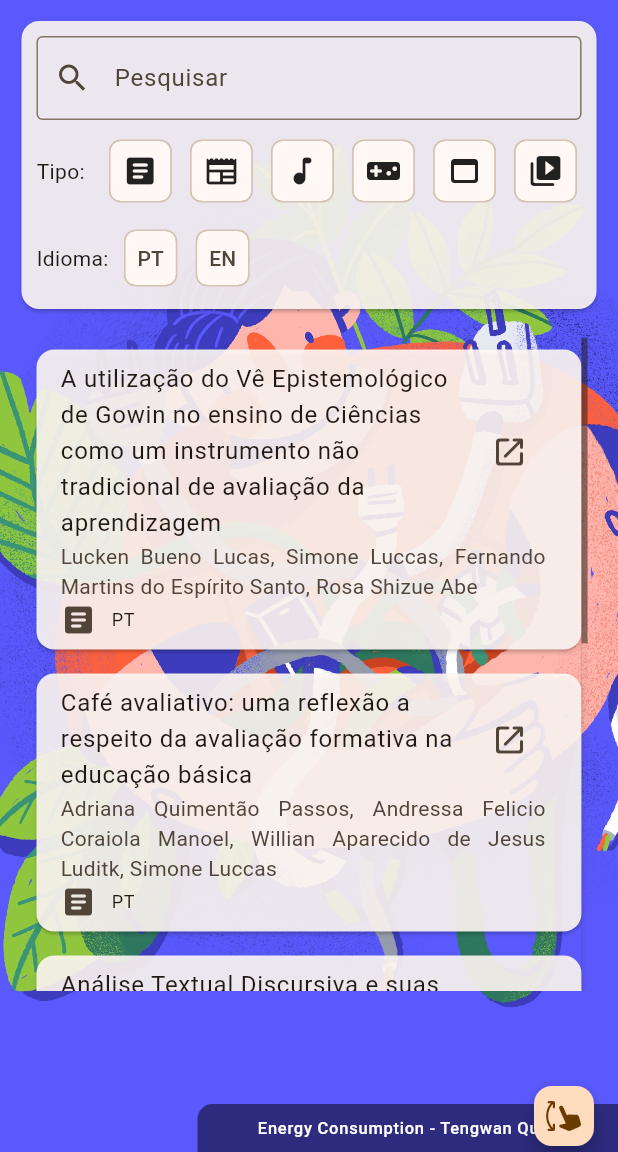
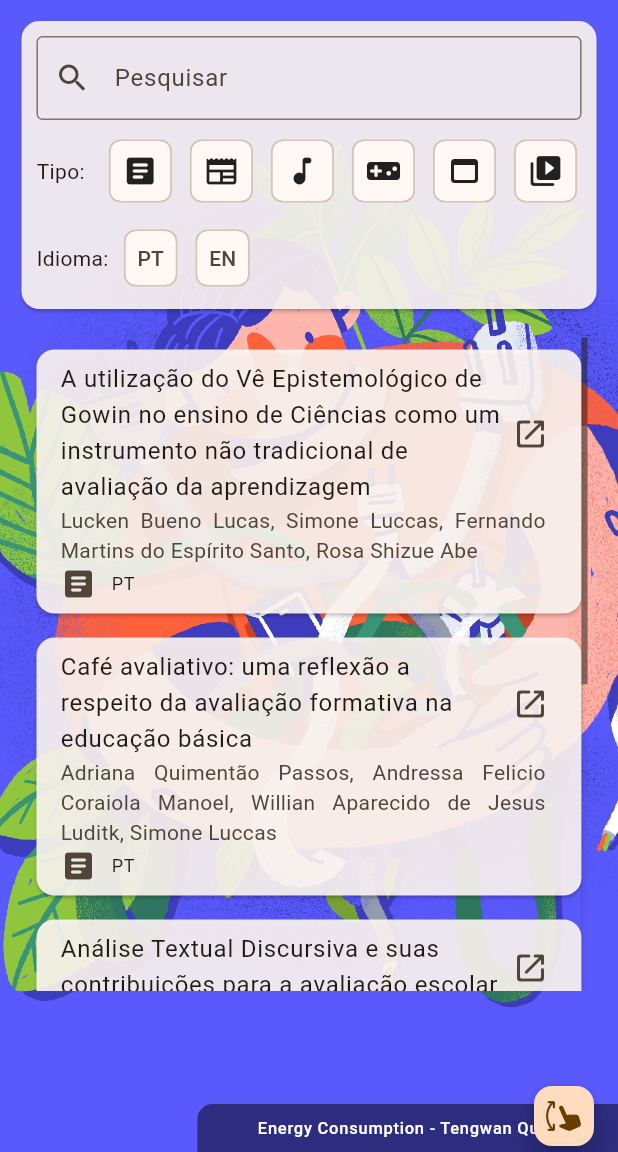
Before and after one commit to joaoffnogueira/climate_projects, a Flutter app: the SearchScreen screen opened directly, after a tap on the "open in new" icon, on a phone screen of 412 x 824 dp, the part 84-1236 px from its top. Run offline on Flutter 3.47's test engine with Material 3 defaults, Android fonts, the phone set to English and light mode, and no system bars; our stand-ins replace cloud_firestore, firebase_core, firebase_crashlytics, realm; missing offline and left inert: gal, word_cloud; accounts and stored records are empty; generated files the repository leaves out were written again.

Commit message:
Refactor SuggestionCard to use InkWell for title tap and improve button layout

```diff
--- a/lib/features/library/presentation/widgets/suggestion_card.dart
+++ b/lib/features/library/presentation/widgets/suggestion_card.dart
@@ -52,12 +52,18 @@ class SuggestionCard extends StatelessWidget {
           title: Row(
             mainAxisAlignment: MainAxisAlignment.spaceBetween,
             children: [
-              Flexible(child: Text(title)),
-              IconButton(
-                icon: const Icon(Icons.open_in_new_rounded),
-                onPressed: () {
-                  open();
-                },
+              Expanded(
+                child: InkWell(
+                  child: Text(title),
+                  onTap: () => open(),
+                ),
+              ),
+              SizedBox(
+                width: 30,
+                child: IconButton(
+                  icon: const Icon(Icons.open_in_new_rounded),
+                  onPressed: () => open(),
+                ),
               ),
             ],
           ),
```
